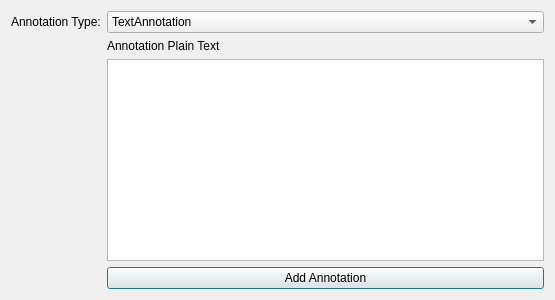
Qt form dialogs/ui/addannotationdialog.ui (situx/geowebannotation) before a commit.
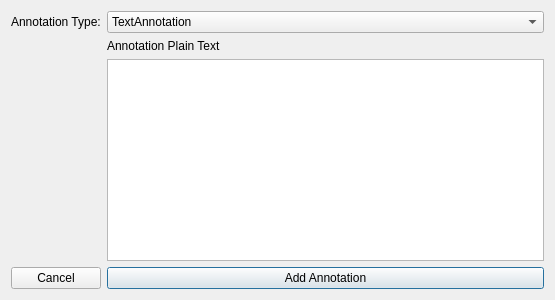
The same form after that commit.

```diff
--- a/dialogs/ui/addannotationdialog.ui
+++ b/dialogs/ui/addannotationdialog.ui
@@ -62,6 +62,13 @@
      </property>
     </widget>
    </item>
+   <item row="3" column="0">
+    <widget class="QPushButton" name="cancelButton">
+     <property name="text">
+      <string>Cancel</string>
+     </property>
+    </widget>
+   </item>
   </layout>
  </widget>
  <resources/>
```
